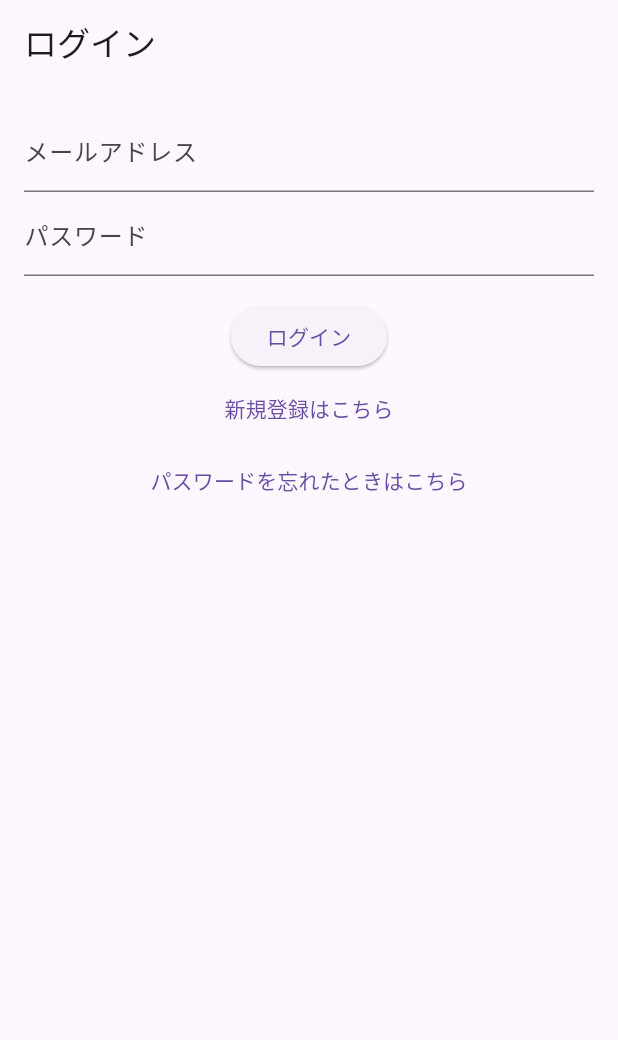
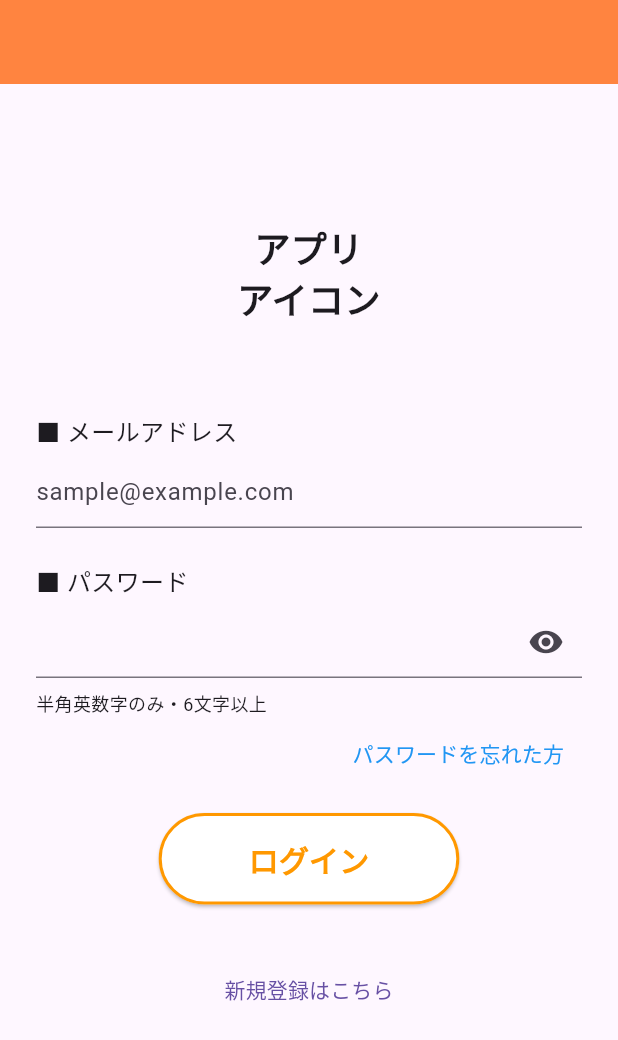
Before and after one commit to 04daiki/ositabi, a Flutter app: the screen it shows after launch, on a phone screen of 412 x 824 dp. Shown: the top 1040 px of the screen. Run offline on Flutter 3.47's test engine with Material 3 defaults, Android fonts, the phone set to English and light mode, and no system bars; our stand-ins replace cloud_firestore, firebase_auth, firebase_core; accounts and stored records are empty.

Commit message:
ログイン画面ui

```diff
--- /dev/null
+++ b/lib/auth/login_page copy.dart
@@ -0,0 +1,83 @@
+import 'package:flutter/material.dart';
+import 'package:firebase_auth/firebase_auth.dart';
+import 'auth_utils.dart';
+
+class LoginPage extends StatefulWidget {
+  @override
+  _LoginPageState createState() => _LoginPageState();
+}
+
+class _LoginPageState extends State<LoginPage> {
+  final _emailController = TextEditingController();
+  final _passwordController = TextEditingController();
+  String? _errorMessage;
+
+  Future<void> _login() async {
+    try {
+        final credential = await FirebaseAuth.instance.signInWithEmailAndPassword(
+        email: _emailController.text.trim(),
+        password: _passwordController.text.trim(),
+      );
+
+      if (!credential.user!.emailVerified) {
+        await FirebaseAuth.instance.signOut(); // 強制ログアウト
+
+        setState(() {
+          _errorMessage = 'メールアドレスが未確認です。確認メールをチェックしてください。';
+        });
+      }
+    } on FirebaseAuthException catch (e) {
+      setState(() {
+        _errorMessage = getJapaneseErrorMessage(e.code);
+      });
+    } catch (e) {
+      setState(() {
+        _errorMessage = 'ログインに失敗しました';
+      });
+    }
+  }
+
+  @override
+  Widget build(BuildContext context) {
+    return Scaffold(
+      appBar: AppBar(title: Text('ログイン')),
+      body: Padding(
+        padding: const EdgeInsets.all(16.0),
+        child: Column(
+          children: [
+            if (_errorMessage != null) ...[
+              Text(_errorMessage!, style: TextStyle(color: Colors.red)),
+              SizedBox(height: 8),
+            ],
+            TextField(
+              controller: _emailController,
+              decoration: InputDecoration(labelText: 'メールアドレス'),
+            ),
+            TextField(
+              controller: _passwordController,
+              decoration: InputDecoration(labelText: 'パスワード'),
+              obscureText: true,
+            ),
+            SizedBox(height: 16),
+            ElevatedButton(
+              onPressed: _login,
+              child: Text('ログイン'),
+            ),
+            TextButton(
+              onPressed: () {
+                Navigator.pushNamed(context, '/register');
+              },
+              child: const Text('新規登録はこちら'),
+            ),
+            TextButton(
+              onPressed: () {
+                Navigator.pushNamed(context, '/reset');
+              },
+              child: const Text('パスワードを忘れたときはこちら'),
+            ),
+          ],
+        ),
+      ),
+    );
+  }
+}
--- a/lib/auth/login_page.dart
+++ b/lib/auth/login_page.dart
@@ -11,6 +11,8 @@ class _LoginPageState extends State<LoginPage> {
   final _emailController = TextEditingController();
   final _passwordController = TextEditingController();
   String? _errorMessage;
+  bool _isPasswordVisible = false;
+
 
   Future<void> _login() async {
     try {
@@ -40,44 +42,120 @@ class _LoginPageState extends State<LoginPage> {
   @override
 Widget build(BuildContext context) {
   return Scaffold(
-      appBar: AppBar(title: Text('ログイン')),
-      body: Padding(
-        padding: const EdgeInsets.all(16.0),
+    appBar: AppBar(
+      backgroundColor: const Color(0xFFFF8440),
+      // title: const Text(
+      //   'ログイン',
+      //   style: TextStyle(color: Colors.white),
+      // ),
+      centerTitle: true,
+      iconTheme: const IconThemeData(color: Colors.white),
+    ),
+    body: SafeArea(
+      child: SingleChildScrollView(
+        padding: const EdgeInsets.symmetric(horizontal: 24, vertical: 32),
+        child: Column(
+          crossAxisAlignment: CrossAxisAlignment.start,
+          children: [
+            const Center(
               child: Column(
                 children: [
-            if (_errorMessage != null) ...[
-              Text(_errorMessage!, style: TextStyle(color: Colors.red)),
-              SizedBox(height: 8),
+                  SizedBox(height: 60),
+                  Text(
+                    'アプリ\nアイコン',
+                    textAlign: TextAlign.center,
+                    style: TextStyle(
+                      fontSize: 24,
+                      fontWeight: FontWeight.bold,
+                    ),
+                  ),
+                  SizedBox(height: 60),
                 ],
+              ),
+            ),
+            const Text('■ メールアドレス', style: TextStyle(fontSize: 16)),
+            const SizedBox(height: 4),
             TextField(
               controller: _emailController,
-              decoration: InputDecoration(labelText: 'メールアドレス'),
+              decoration: const InputDecoration(
+                hintText: 'sample@example.com',
               ),
+              keyboardType: TextInputType.emailAddress,
+            ),
+            const SizedBox(height: 24),
+            const Text('■ パスワード', style: TextStyle(fontSize: 16)),
+            const SizedBox(height: 4),
             TextField(
               controller: _passwordController,
-              decoration: InputDecoration(labelText: 'パスワード'),
-              obscureText: true,
+              decoration: InputDecoration(
+                suffixIcon: IconButton(
+                  icon: Icon(_isPasswordVisible
+                      ? Icons.visibility_off
+                      : Icons.visibility),
+                  onPressed: () {
+                    setState(() {
+                      _isPasswordVisible = !_isPasswordVisible;
+                    });
+                  },
                 ),
-            SizedBox(height: 16),
-            ElevatedButton(
+              ),
+              obscureText: !_isPasswordVisible,
+            ),
+            const SizedBox(height: 8),
+            const Text(
+              '半角英数字のみ・6文字以上',
+              style: TextStyle(fontSize: 12),
+            ),
+            Align(
+              alignment: Alignment.centerRight,
+              child: TextButton(
+                onPressed: () {
+                  Navigator.pushNamed(context, '/reset');
+                },
+                child: const Text(
+                  'パスワードを忘れた方',
+                  style: TextStyle(color: Colors.blue),
+                ),
+              ),
+            ),
+            const SizedBox(height: 16),
+            Center(
+              child: ElevatedButton(
                 onPressed: _login,
-              child: Text('ログイン'),
+                style: ElevatedButton.styleFrom(
+                  foregroundColor: Colors.orange,
+                  backgroundColor: Colors.white,
+                  side: const BorderSide(color: Colors.orange, width: 2),
+                  shape: RoundedRectangleBorder(
+                    borderRadius: BorderRadius.circular(32),
                   ),
-            TextButton(
+                  padding:
+                      const EdgeInsets.symmetric(horizontal: 60, vertical: 16),
+                ),
+                child: const Text(
+                  'ログイン',
+                  style: TextStyle(
+                    fontSize: 20,
+                    fontWeight: FontWeight.bold,
+                    color: Colors.orange,
+                  ),
+                ),
+              ),
+            ),
+            const SizedBox(height: 32),
+            Center(
+              child: TextButton(
                 onPressed: () {
                   Navigator.pushNamed(context, '/register');
                 },
                 child: const Text('新規登録はこちら'),
               ),
-            TextButton(
-              onPressed: () {
-                Navigator.pushNamed(context, '/reset');
-              },
-              child: const Text('パスワードを忘れたときはこちら'),
             ),
           ],
         ),
       ),
+    ),
   );
 }
+
 }
--- a/lib/auth/reset_password_page.dart
+++ b/lib/auth/reset_password_page.dart
@@ -23,7 +23,7 @@ class _ResetPasswordPageState extends State<ResetPasswordPage> {
       });
     } on FirebaseAuthException catch (e) {
       setState(() {
-        _message = '送信に失敗:' + getJapaneseErrorMessage(e.code);
+        _message = '送信に失敗: ${getJapaneseErrorMessage(e.code)}';
       });
     }
   }
```
Lines whose indentation alone changed are shown as unchanged.
